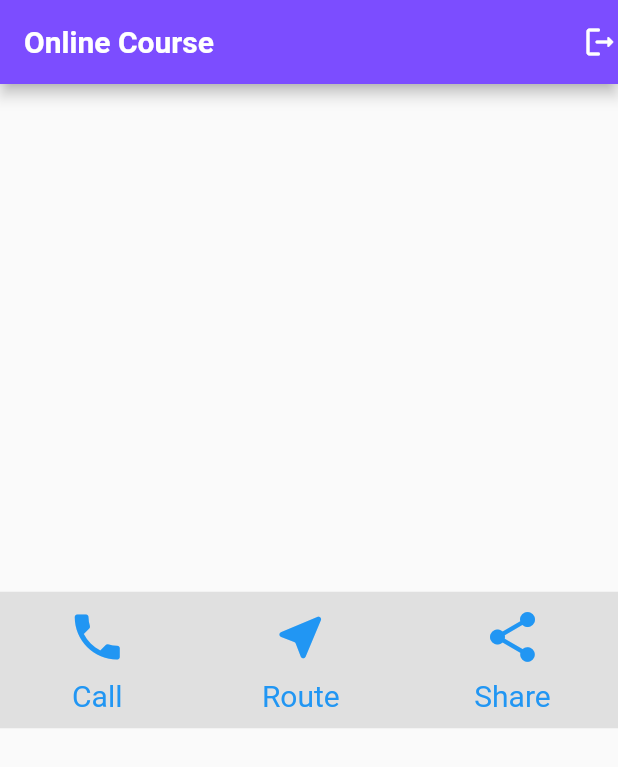
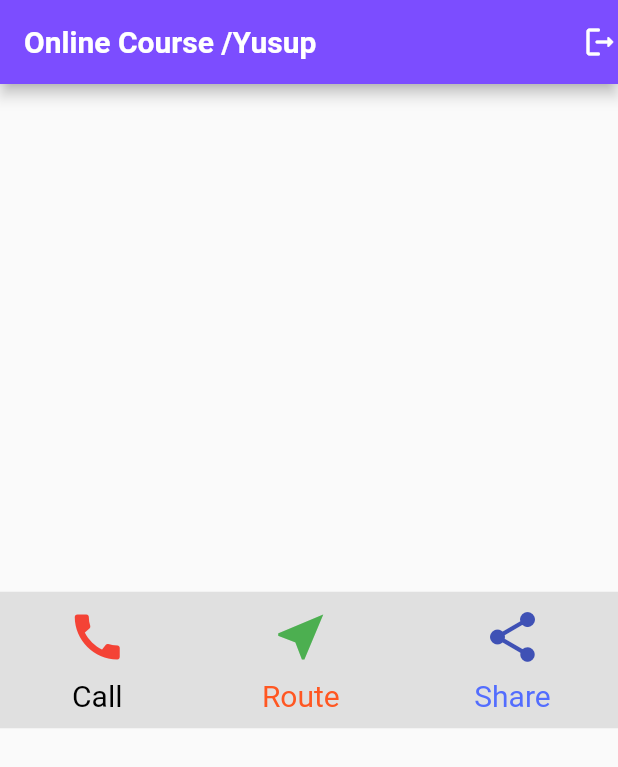
Before and after one commit to yusupcr9/online-course, a Flutter app: the screen it shows after launch, on a phone screen of 412 x 824 dp. Shown: the top 767 px of the screen. Run offline on Flutter 3.47's test engine with Material 2 defaults, Android fonts, the phone set to English and light mode, and no system bars.

Commit message:
Create Own Dynamic Widget, Slicing File

```diff
--- a/lib/main.dart
+++ b/lib/main.dart
@@ -1,4 +1,8 @@
+// ignore_for_file: non_constant_identifier_names
+
 import 'package:flutter/material.dart';
+
+import 'presentation/home/home.dart';
 
 void main() {
   runApp(const MyApp());
@@ -16,169 +20,3 @@ class MyApp extends StatelessWidget {
         home: const Home());
   }
 }
-
-class Home extends StatelessWidget {
-  const Home({Key? key}) : super(key: key);
-
-  @override
-  Widget build(BuildContext context) {
-    return Scaffold(
-      appBar: AppBar(
-        backgroundColor: Colors.deepPurpleAccent,
-        title: const Text(
-          "Online Course",
-          style: TextStyle(
-            fontWeight: FontWeight.bold,
-          ),
-        ),
-        actions: const [
-          Icon(
-            Icons.logout_rounded,
-          )
-        ],
-      ),
-      // Code dibawah saat Latihan 1 Layouting
-
-      body: Center(
-        child: Container(
-          color: Colors.grey[300],
-          padding: EdgeInsets.symmetric(vertical: 10),
-          child: Row(
-            mainAxisAlignment: MainAxisAlignment.spaceAround,
-            children: [
-              Column(
-                mainAxisSize: MainAxisSize.min,
-                children: const [
-                  Icon(
-                    Icons.phone,
-                    size: 40,
-                    color: Colors.blue,
-                  ),
-                  SizedBox(
-                    height: 8,
-                  ),
-                  Text(
-                    "Call",
-                    style: TextStyle(
-                      fontSize: 20,
-                      color: Colors.blue,
-                    ),
-                  ),
-                ],
-              ),
-              Column(
-                mainAxisSize: MainAxisSize.min,
-                children: const [
-                  Icon(
-                    Icons.near_me_rounded,
-                    size: 40,
-                    color: Colors.blue,
-                  ),
-                  SizedBox(
-                    height: 8,
-                  ),
-                  Text(
-                    "Route",
-                    style: TextStyle(
-                      fontSize: 20,
-                      color: Colors.blue,
-                    ),
-                  ),
-                ],
-              ),
-              Column(
-                mainAxisSize: MainAxisSize.min,
-                children: const [
-                  Icon(
-                    Icons.share,
-                    size: 40,
-                    color: Colors.blue,
-                  ),
-                  SizedBox(
-                    height: 8,
-                  ),
-                  Text(
-                    "Share",
-                    style: TextStyle(
-                      fontSize: 20,
-                      color: Colors.blue,
-                    ),
-                  ),
-                ],
-              ),
-            ],
-          ),
-        ),
-      ),
-
-      // code dibawah saat belajar Row (Ke samping)
-
-      // body: Container(
-      //   color: Colors.green,
-      //   child: Row(
-      //     mainAxisAlignment: MainAxisAlignment.spaceBetween,
-      //     children: const [
-      //       Icon(
-      //         Icons.headset_rounded,
-      //         size: 50,
-      //       ),
-      //       Icon(
-      //         Icons.headset_rounded,
-      //         size: 50,
-      //       ),
-      //       Icon(
-      //         Icons.headset_rounded,
-      //         size: 50,
-      //       ),
-      //       Icon(
-      //         Icons.headset_rounded,
-      //         size: 50,
-      //       ),
-      //       Icon(
-      //         Icons.headset_rounded,
-      //         size: 50,
-      //       ),
-      //     ],
-      //   ),
-      // ),
-
-      // code dibawah saat belajar Column (Ke bawah)
-
-      // body: Container(
-      //   color: Colors.green,
-      //   child: Column(
-      //     mainAxisAlignment: MainAxisAlignment.spaceBetween,
-      //     crossAxisAlignment: CrossAxisAlignment.start,
-      //     mainAxisSize: MainAxisSize.min,
-      //     children: const [
-      //       Text(
-      //         "Ini",
-      //         style: TextStyle(fontSize: 30),
-      //       ),
-      //       Text(
-      //         "Ini adalah Hari Minggu",
-      //         style: TextStyle(fontSize: 30),
-      //       ),
-      //       Text(
-      //         "Ini adalah Hari Minggu",
-      //         style: TextStyle(fontSize: 30),
-      //       ),
-      //     ],
-      //   ),
-      // ),
-
-      // code dibawah saat belajar Container
-
-      // body: Container(
-      //   margin: const EdgeInsets.symmetric(horizontal: 20, vertical: 50),
-      //   padding: const EdgeInsets.symmetric(horizontal: 20, vertical: 50),
-      //   color: Colors.indigo,
-      //   child: const Icon(
-      //     Icons.headset_rounded,
-      //     color: Colors.white,
-      //     size: 100,
-      //   ),
-      // ),
-    );
-  }
-}
--- /dev/null
+++ b/lib/presentation/home/home.dart
@@ -0,0 +1,126 @@
+import 'package:course_online/widgets/icon_with_label.dart';
+import 'package:flutter/material.dart';
+
+class Home extends StatelessWidget {
+  const Home({Key? key}) : super(key: key);
+
+  @override
+  Widget build(BuildContext context) {
+    return Scaffold(
+      appBar: AppBar(
+        backgroundColor: Colors.deepPurpleAccent,
+        title: const Text(
+          "Online Course /Yusup",
+          style: TextStyle(
+            fontWeight: FontWeight.bold,
+          ),
+        ),
+        actions: const [
+          Icon(
+            Icons.logout_rounded,
+          )
+        ],
+      ),
+      // Code dibawah saat Latihan 1 Layouting
+
+      body: Center(
+        child: Container(
+          color: Colors.grey[300],
+          padding: const EdgeInsets.symmetric(vertical: 10),
+          child: Row(
+            mainAxisAlignment: MainAxisAlignment.spaceAround,
+            children: const [
+              IconWithLabel(
+                icon: Icons.call,
+                text: "Call",
+                iconColor: Colors.red,
+                textColor: Colors.black,
+              ),
+              IconWithLabel(
+                icon: Icons.near_me,
+                text: "Route",
+                iconColor: Colors.green,
+                textColor: Colors.deepOrange,
+              ),
+              IconWithLabel(
+                icon: Icons.share,
+                text: "Share",
+                iconColor: Colors.indigo,
+                textColor: Colors.indigoAccent,
+              ),
+            ],
+          ),
+        ),
+      ),
+
+      // code dibawah saat belajar Row (Ke samping)
+
+      // body: Container(
+      //   color: Colors.green,
+      //   child: Row(
+      //     mainAxisAlignment: MainAxisAlignment.spaceBetween,
+      //     children: const [
+      //       Icon(
+      //         Icons.headset_rounded,
+      //         size: 50,
+      //       ),
+      //       Icon(
+      //         Icons.headset_rounded,
+      //         size: 50,
+      //       ),
+      //       Icon(
+      //         Icons.headset_rounded,
+      //         size: 50,
+      //       ),
+      //       Icon(
+      //         Icons.headset_rounded,
+      //         size: 50,
+      //       ),
+      //       Icon(
+      //         Icons.headset_rounded,
+      //         size: 50,
+      //       ),
+      //     ],
+      //   ),
+      // ),
+
+      // code dibawah saat belajar Column (Ke bawah)
+
+      // body: Container(
+      //   color: Colors.green,
+      //   child: Column(
+      //     mainAxisAlignment: MainAxisAlignment.spaceBetween,
+      //     crossAxisAlignment: CrossAxisAlignment.start,
+      //     mainAxisSize: MainAxisSize.min,
+      //     children: const [
+      //       Text(
+      //         "Ini",
+      //         style: TextStyle(fontSize: 30),
+      //       ),
+      //       Text(
+      //         "Ini adalah Hari Minggu",
+      //         style: TextStyle(fontSize: 30),
+      //       ),
+      //       Text(
+      //         "Ini adalah Hari Minggu",
+      //         style: TextStyle(fontSize: 30),
+      //       ),
+      //     ],
+      //   ),
+      // ),
+
+      // code dibawah saat belajar Container
+
+      // body: Container(
+      //   margin: const EdgeInsets.symmetric(horizontal: 20, vertical: 50),
+      //   padding: const EdgeInsets.symmetric(horizontal: 20, vertical: 50),
+      //   color: Colors.indigo,
+      //   child: const Icon(
+      //     Icons.headset_rounded,
+      //     color: Colors.white,
+      //     size: 100,
+      //   ),
+      // ),
+    );
+  }
+}
--- /dev/null
+++ b/lib/widgets/icon_with_label.dart
@@ -0,0 +1,40 @@
+import 'package:flutter/material.dart';
+
+class IconWithLabel extends StatelessWidget {
+  const IconWithLabel({
+    Key? key,
+    required this.icon,
+    required this.text,
+    required this.iconColor,
+    required this.textColor,
+  }) : super(key: key);
+
+  final IconData icon;
+  final String text;
+  final Color iconColor;
+  final Color textColor;
+
+  @override
+  Widget build(BuildContext context) {
+    return Column(
+      mainAxisSize: MainAxisSize.min,
+      children: [
+        Icon(
+          icon,
+          size: 40,
+          color: iconColor,
+        ),
+        const SizedBox(
+          height: 8,
+        ),
+        Text(
+          text,
+          style: TextStyle(
+            fontSize: 20,
+            color: textColor,
+          ),
+        ),
+      ],
+    );
+  }
+}
```
